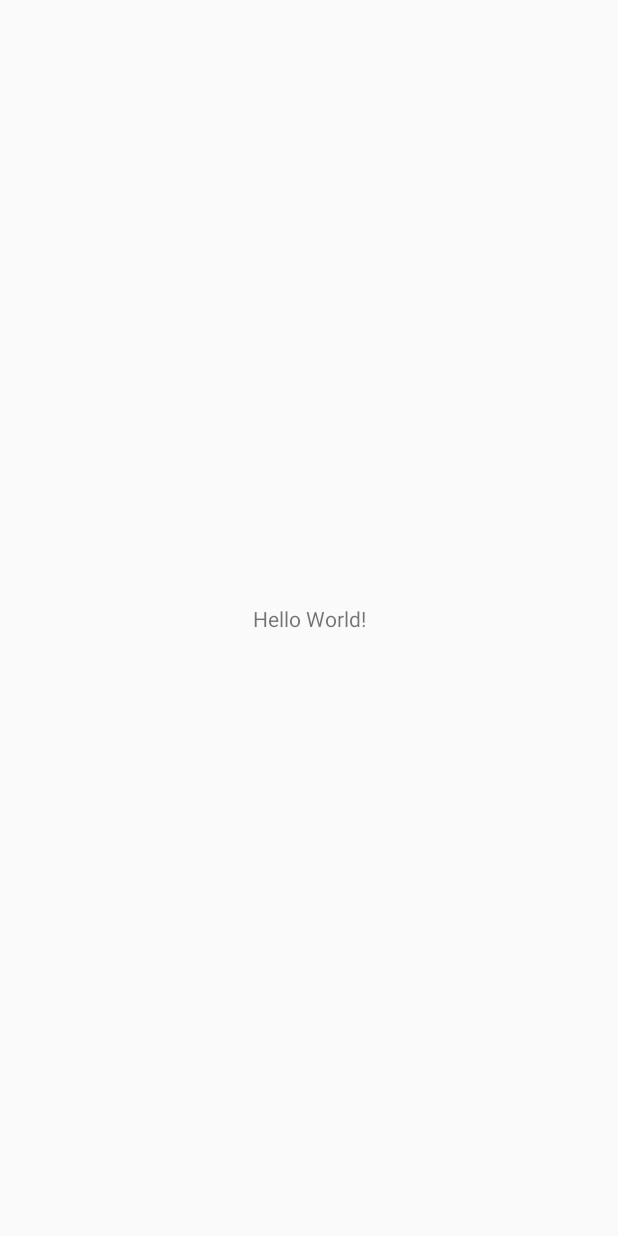
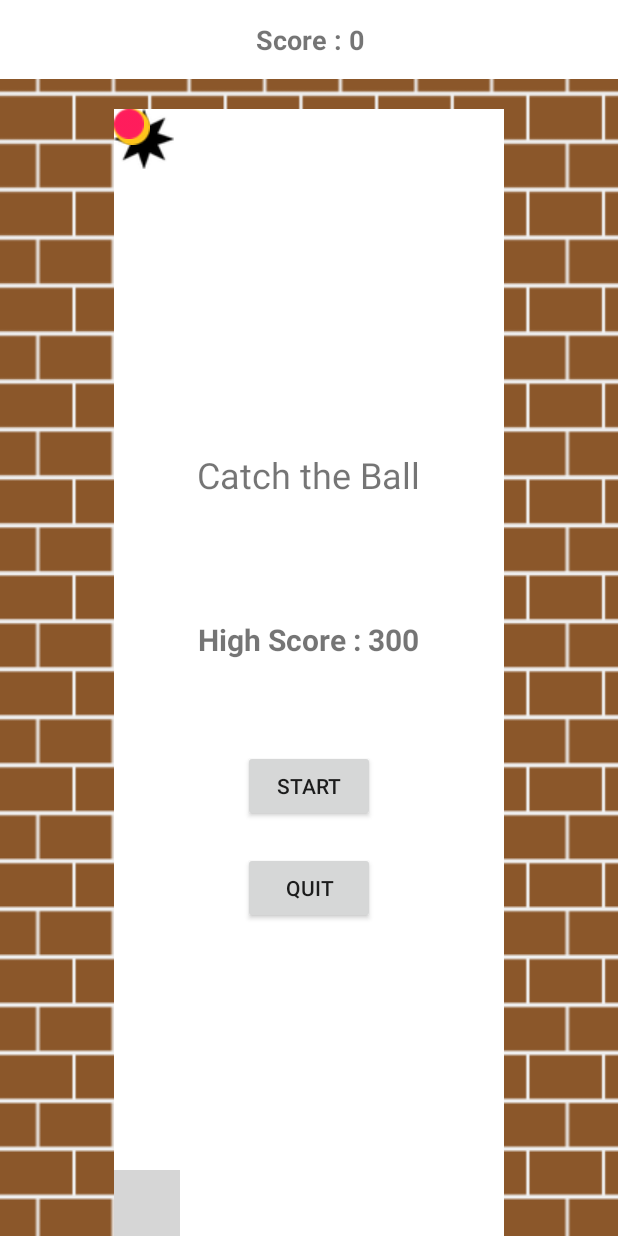
Before and after one commit to alessanderleite/CatchTheBallVersionTwo, an Android app: the screen it shows after launch (MainActivity), on a phone screen of 412 x 824 dp. Before the commit the screen is almost empty. Run offline under Robolectric (Android 15) with nearby library versions, the phone set to English and light mode, and no system bars; grey boxes are pictures that could not be loaded.

Commit message:
code the activity_main.xml layout

```diff
--- a/app/src/main/res/layout/activity_main.xml
+++ b/app/src/main/res/layout/activity_main.xml
@@ -1,18 +1,98 @@
 <?xml version="1.0" encoding="utf-8"?>
-<android.support.constraint.ConstraintLayout xmlns:android="http://schemas.android.com/apk/res/android"
+<LinearLayout xmlns:android="http://schemas.android.com/apk/res/android"
     xmlns:app="http://schemas.android.com/apk/res-auto"
     xmlns:tools="http://schemas.android.com/tools"
     android:layout_width="match_parent"
     android:layout_height="match_parent"
+    android:orientation="vertical"
+    android:background="@drawable/bg"
     tools:context=".MainActivity">
 
     <TextView
-        android:layout_width="wrap_content"
+        android:id="@+id/scoreLabel"
+        android:layout_width="match_parent"
         android:layout_height="wrap_content"
-        android:text="Hello World!"
-        app:layout_constraintBottom_toBottomOf="parent"
-        app:layout_constraintLeft_toLeftOf="parent"
-        app:layout_constraintRight_toRightOf="parent"
-        app:layout_constraintTop_toTopOf="parent" />
+        android:text="Score : 0"
+        android:textSize="18sp"
+        android:textStyle="bold"
+        android:paddingVertical="14dp"
+        android:layout_marginBottom="20dp"
+        android:gravity="center"
+        android:background="@android:color/white"/>
 
-</android.support.constraint.ConstraintLayout>
+    <FrameLayout
+        android:id="@+id/gameFrame"
+        android:layout_width="260dp"
+        android:layout_height="match_parent"
+        android:background="@android:color/white"
+        android:layout_gravity="center_horizontal">
+
+        <ImageView
+            android:id="@+id/box"
+            android:layout_width="44dp"
+            android:layout_height="44dp"
+            android:src="@drawable/box_right"
+            android:layout_gravity="bottom"/>
+
+        <ImageView
+            android:id="@+id/black"
+            android:layout_width="40dp"
+            android:layout_height="40dp"
+            android:src="@drawable/black"/>
+
+        <ImageView
+            android:id="@+id/orange"
+            android:layout_width="24dp"
+            android:layout_height="24dp"
+            android:src="@drawable/orange"/>
+
+        <ImageView
+            android:id="@+id/pink"
+            android:layout_width="20dp"
+            android:layout_height="20dp"
+            android:src="@drawable/pink"/>
+
+        <LinearLayout
+            android:id="@+id/startLayout"
+            android:layout_width="match_parent"
+            android:layout_height="wrap_content"
+            android:orientation="vertical"
+            android:gravity="center"
+            android:layout_gravity="center">
+
+            <TextView
+                android:layout_width="wrap_content"
+                android:layout_height="wrap_content"
+                android:text="Catch the Ball"
+                android:textSize="24sp"
+                android:layout_marginTop="20dp"/>
+
+            <TextView
+                android:id="@+id/highScoreLabel"
+                android:layout_width="wrap_content"
+                android:layout_height="wrap_content"
+                android:text="High Score : 300"
+                android:textSize="20sp"
+                android:textStyle="bold"
+                android:layout_marginTop="80dp"/>
+
+            <Button
+                android:layout_width="wrap_content"
+                android:layout_height="wrap_content"
+                android:text="START"
+                android:layout_marginTop="60dp"
+                android:onClick="startGame"/>
+
+            <Button
+                android:layout_width="wrap_content"
+                android:layout_height="wrap_content"
+                android:text="Quit"
+                android:layout_marginTop="20dp"
+                android:onClick="quitGame"/>
+
+        </LinearLayout>
+
+    </FrameLayout>
+
+
+</LinearLayout>
```
